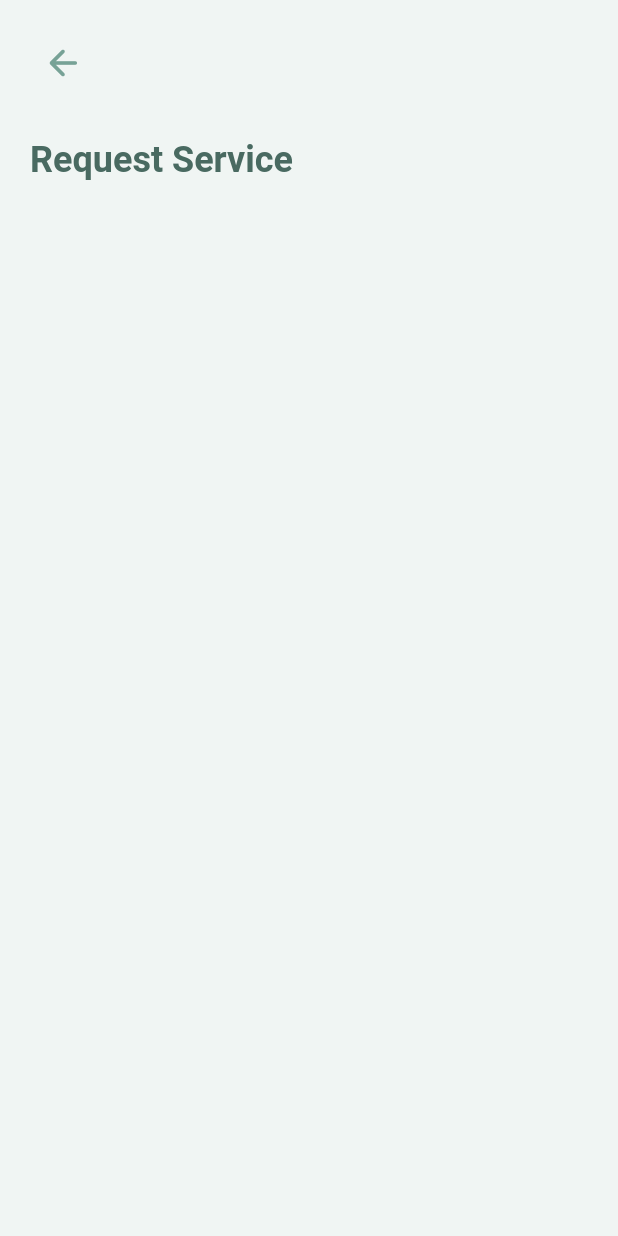
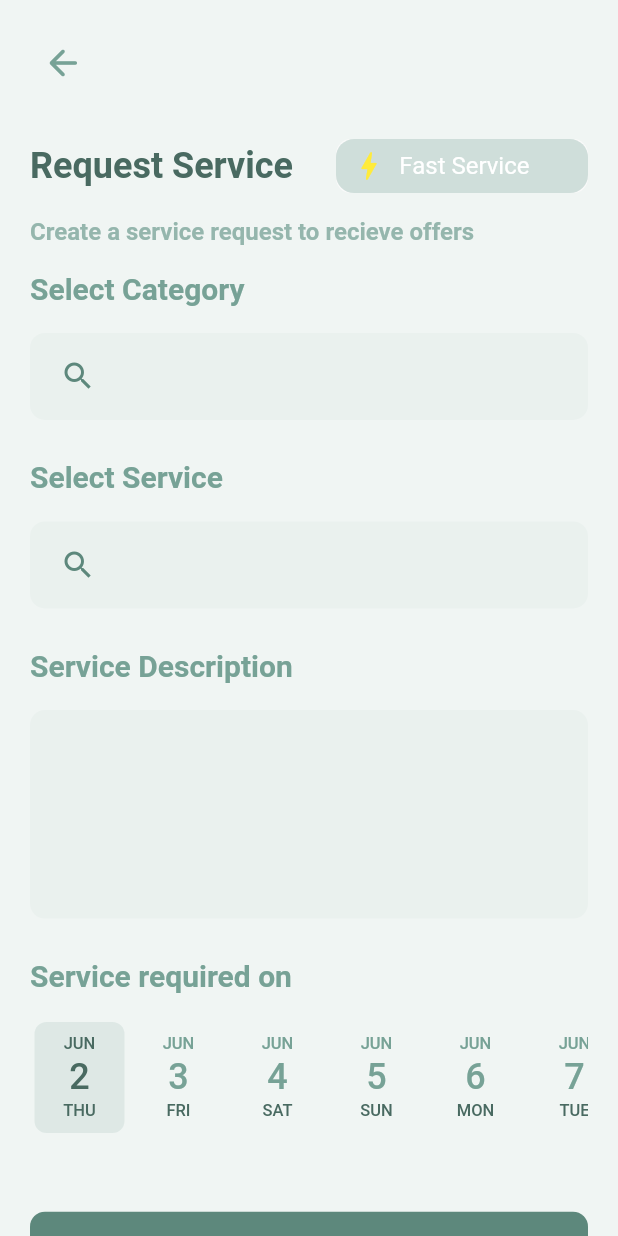
Before and after one commit to Xilla/upputo, a Flutter app: the RequestServiceScreen screen opened by its route, on a phone screen of 412 x 824 dp. Run offline on Flutter 3.47's test engine with Material 2 defaults, Android fonts, the phone set to English and light mode, and no system bars; our stand-ins replace get.

Commit message:
added request service page

```diff
--- /dev/null
+++ b/lib/core/gestures/date_picker_gesture.dart
@@ -0,0 +1,9 @@
+/// Signature for a function that detects when a tap is occurred.
+///
+/// Used by [DatePickerTimeline] for tap detection.
+typedef DateSelectionCallback = void Function(DateTime selectedDate);
+
+/// Signature for a function that is called when selected date is changed
+///
+/// Used by [DatePickerTimeline] for tap detection.
+typedef DateChangeListener = void Function(DateTime selectedDate);
--- a/lib/core/values/colors.dart
+++ b/lib/core/values/colors.dart
@@ -21,4 +21,11 @@ class AppColors {
   static const Map<int, Color> compliment = <int, Color>{
     300: Color(0xFFB6959E)
   };
+
+  // date colors
+  static const Color defaultDateColor = Color(0xFF77a296);
+  static const Color defaultDayColor = Color(0xFF496a61);
+  static const Color defaultMonthColor = Color(0xFF77a296);
+  static const Color defaultSelectionColor = Color(0xFF344c45);
+  static const Color defaultDeactivatedColor = Color(0xFF666666);
 }
--- a/lib/core/values/dimensions.dart
+++ b/lib/core/values/dimensions.dart
@@ -5,4 +5,9 @@ class Dimensions {
   static const double verticalPadding = 20.0;
   static const double screenPadding = 20.0;
   static const double defaultFontSize = 18.0;
+
+  // date
+  static const double dateTextSize = 24;
+  static const double dayTextSize = 11;
+  static const double monthTextSize = 11;
 }
--- /dev/null
+++ b/lib/core/values/styles.dart
@@ -0,0 +1,21 @@
+import 'package:flutter/material.dart';
+import 'package:upputo/core/values/colors.dart';
+import 'package:upputo/core/values/dimensions.dart';
+
+const TextStyle defaultMonthTextStyle = TextStyle(
+  color: AppColors.defaultMonthColor,
+  fontSize: Dimensions.monthTextSize,
+  fontWeight: FontWeight.w500,
+);
+
+const TextStyle defaultDateTextStyle = TextStyle(
+  color: AppColors.defaultDateColor,
+  fontSize: Dimensions.dateTextSize,
+  fontWeight: FontWeight.w500,
+);
+
+const TextStyle defaultDayTextStyle = TextStyle(
+  color: AppColors.defaultDayColor,
+  fontSize: Dimensions.dayTextSize,
+  fontWeight: FontWeight.w500,
+);
--- /dev/null
+++ b/lib/global_widgets/input/date_picker_timeline.dart
@@ -0,0 +1,3 @@
+library date_picker_timeline;
+
+export 'date_picker_widget.dart';
--- /dev/null
+++ b/lib/global_widgets/input/date_picker_widget.dart
@@ -0,0 +1,292 @@
+import 'package:flutter/material.dart';
+import 'package:intl/date_symbol_data_local.dart';
+import 'package:upputo/core/gestures/date_picker_gesture.dart';
+import 'package:upputo/core/values/colors.dart';
+import 'package:upputo/core/values/styles.dart';
+import 'package:upputo/global_widgets/input/date_widget.dart';
+
+class DatePicker extends StatefulWidget {
+  /// Start Date in case user wants to show past dates
+  /// If not provided calendar will start from the initialSelectedDate
+  final DateTime startDate;
+
+  /// Width of the selector
+  final double width;
+
+  /// Height of the selector
+  final double height;
+
+  /// DatePicker Controller
+  final DatePickerController? controller;
+
+  /// Text color for the selected Date
+  Color? selectedTextColor = AppColors.primary[600]!;
+
+  /// Background color for the selector
+  final Color selectionColor;
+
+  /// Text Color for the deactivated dates
+  final Color deactivatedColor;
+
+  /// TextStyle for Month Value
+  final TextStyle monthTextStyle;
+
+  /// TextStyle for day Value
+  final TextStyle dayTextStyle;
+
+  /// TextStyle for the date Value
+  final TextStyle dateTextStyle;
+
+  /// Current Selected Date
+  final DateTime? /*?*/ initialSelectedDate;
+
+  /// Contains the list of inactive dates.
+  /// All the dates defined in this List will be deactivated
+  final List<DateTime>? inactiveDates;
+
+  /// Contains the list of active dates.
+  /// Only the dates in this list will be activated.
+  final List<DateTime>? activeDates;
+
+  /// Callback function for when a different date is selected
+  final DateChangeListener? onDateChange;
+
+  /// Max limit up to which the dates are shown.
+  /// Days are counted from the startDate
+  final int daysCount;
+
+  /// Locale for the calendar default: en_us
+  final String locale;
+
+  DatePicker(
+    this.startDate, {
+    Key? key,
+    this.width = 60,
+    this.height = 80,
+    this.controller,
+    this.monthTextStyle = defaultMonthTextStyle,
+    this.dayTextStyle = defaultDayTextStyle,
+    this.dateTextStyle = defaultDateTextStyle,
+    this.selectedTextColor,
+    this.selectionColor = AppColors.defaultSelectionColor,
+    this.deactivatedColor = AppColors.defaultDeactivatedColor,
+    this.initialSelectedDate,
+    this.activeDates,
+    this.inactiveDates,
+    this.daysCount = 500,
+    this.onDateChange,
+    this.locale = "en_US",
+  }) : assert(
+            activeDates == null || inactiveDates == null,
+            "Can't "
+            "provide both activated and deactivated dates List at the same time.");
+
+  @override
+  State<StatefulWidget> createState() => _DatePickerState();
+}
+
+class _DatePickerState extends State<DatePicker> {
+  DateTime? _currentDate;
+
+  final ScrollController _controller = ScrollController();
+
+  late final TextStyle selectedDateStyle;
+  late final TextStyle selectedMonthStyle;
+  late final TextStyle selectedDayStyle;
+
+  late final TextStyle deactivatedDateStyle;
+  late final TextStyle deactivatedMonthStyle;
+  late final TextStyle deactivatedDayStyle;
+
+  @override
+  void initState() {
+    // Init the calendar locale
+    initializeDateFormatting(widget.locale, null);
+    // Set initial Values
+    _currentDate = widget.initialSelectedDate;
+
+    if (widget.controller != null) {
+      widget.controller!.setDatePickerState(this);
+    }
+
+    selectedDateStyle =
+        widget.dateTextStyle.copyWith(color: widget.selectedTextColor);
+    selectedMonthStyle =
+        widget.monthTextStyle.copyWith(color: widget.selectedTextColor);
+    selectedDayStyle =
+        widget.dayTextStyle.copyWith(color: widget.selectedTextColor);
+
+    deactivatedDateStyle =
+        widget.dateTextStyle.copyWith(color: widget.deactivatedColor);
+    deactivatedMonthStyle =
+        widget.monthTextStyle.copyWith(color: widget.deactivatedColor);
+    deactivatedDayStyle =
+        widget.dayTextStyle.copyWith(color: widget.deactivatedColor);
+
+    super.initState();
+  }
+
+  @override
+  Widget build(BuildContext context) {
+    return SizedBox(
+      height: widget.height,
+      child: ListView.builder(
+        itemCount: widget.daysCount,
+        scrollDirection: Axis.horizontal,
+        controller: _controller,
+        itemBuilder: (context, index) {
+          // get the date object based on the index position
+          // if widget.startDate is null then use the initialDateValue
+          DateTime date;
+          DateTime _date = widget.startDate.add(Duration(days: index));
+          date = DateTime(_date.year, _date.month, _date.day);
+
+          bool isDeactivated = false;
+
+          // check if this date needs to be deactivated for only DeactivatedDates
+          if (widget.inactiveDates != null) {
+//            print("Inside Inactive dates.");
+            for (DateTime inactiveDate in widget.inactiveDates!) {
+              if (_compareDate(date, inactiveDate)) {
+                isDeactivated = true;
+                break;
+              }
+            }
+          }
+
+          // check if this date needs to be deactivated for only ActivatedDates
+          if (widget.activeDates != null) {
+            isDeactivated = true;
+            for (DateTime activateDate in widget.activeDates!) {
+              // Compare the date if it is in the
+              if (_compareDate(date, activateDate)) {
+                isDeactivated = false;
+                break;
+              }
+            }
+          }
+
+          // Check if this date is the one that is currently selected
+          bool isSelected =
+              _currentDate != null ? _compareDate(date, _currentDate!) : false;
+
+          // Return the Date Widget
+          return DateWidget(
+            date: date,
+            monthTextStyle: isDeactivated
+                ? deactivatedMonthStyle
+                : isSelected
+                    ? selectedMonthStyle
+                    : widget.monthTextStyle,
+            dateTextStyle: isDeactivated
+                ? deactivatedDateStyle
+                : isSelected
+                    ? selectedDateStyle
+                    : widget.dateTextStyle,
+            dayTextStyle: isDeactivated
+                ? deactivatedDayStyle
+                : isSelected
+                    ? selectedDayStyle
+                    : widget.dayTextStyle,
+            width: widget.width,
+            locale: widget.locale,
+            selectionColor:
+                isSelected ? widget.selectionColor : Colors.transparent,
+            onDateSelected: (selectedDate) {
+              // Don't notify listener if date is deactivated
+              if (isDeactivated) return;
+
+              // A date is selected
+              if (widget.onDateChange != null) {
+                widget.onDateChange!(selectedDate);
+              }
+              setState(() {
+                _currentDate = selectedDate;
+              });
+            },
+          );
+        },
+      ),
+    );
+  }
+
+  /// Helper function to compare two dates
+  /// Returns True if both dates are the same
+  bool _compareDate(DateTime date1, DateTime date2) {
+    return date1.day == date2.day &&
+        date1.month == date2.month &&
+        date1.year == date2.year;
+  }
+}
+
+class DatePickerController {
+  _DatePickerState? _datePickerState;
+
+  void setDatePickerState(_DatePickerState state) {
+    _datePickerState = state;
+  }
+
+  void jumpToSelection() {
+    assert(_datePickerState != null,
+        'DatePickerController is not attached to any DatePicker View.');
+
+    // jump to the current Date
+    _datePickerState!._controller
+        .jumpTo(_calculateDateOffset(_datePickerState!._currentDate!));
+  }
+
+  /// This function will animate the Timeline to the currently selected Date
+  void animateToSelection(
+      {duration = const Duration(milliseconds: 500), curve = Curves.linear}) {
+    assert(_datePickerState != null,
+        'DatePickerController is not attached to any DatePicker View.');
+
+    // animate to the current date
+    _datePickerState!._controller.animateTo(
+        _calculateDateOffset(_datePickerState!._currentDate!),
+        duration: duration,
+        curve: curve);
+  }
+
+  /// This function will animate to any date that is passed as an argument
+  /// In case a date is out of range nothing will happen
+  void animateToDate(DateTime date,
+      {duration = const Duration(milliseconds: 500), curve = Curves.linear}) {
+    assert(_datePickerState != null,
+        'DatePickerController is not attached to any DatePicker View.');
+
+    _datePickerState!._controller.animateTo(_calculateDateOffset(date),
+        duration: duration, curve: curve);
+  }
+
+  /// This function will animate to any date that is passed as an argument
+  /// this will also set that date as the current selected date
+  void setDateAndAnimate(DateTime date,
+      {duration = const Duration(milliseconds: 500), curve = Curves.linear}) {
+    assert(_datePickerState != null,
+        'DatePickerController is not attached to any DatePicker View.');
+
+    _datePickerState!._controller.animateTo(_calculateDateOffset(date),
+        duration: duration, curve: curve);
+
+    if (date.compareTo(_datePickerState!.widget.startDate) >= 0 &&
+        date.compareTo(_datePickerState!.widget.startDate
+                .add(Duration(days: _datePickerState!.widget.daysCount))) <=
+            0) {
+      // date is in the range
+      _datePickerState!._currentDate = date;
+    }
+  }
+
+  /// Calculate the number of pixels that needs to be scrolled to go to the
+  /// date provided in the argument
+  double _calculateDateOffset(DateTime date) {
+    final startDate = DateTime(
+        _datePickerState!.widget.startDate.year,
+        _datePickerState!.widget.startDate.month,
+        _datePickerState!.widget.startDate.day);
+
+    int offset = date.difference(startDate).inDays;
+    return (offset * _datePickerState!.widget.width) + (offset * 6);
+  }
+}
--- /dev/null
+++ b/lib/global_widgets/input/date_widget.dart
@@ -0,0 +1,65 @@
+import 'package:flutter/material.dart';
+import 'package:intl/intl.dart';
+import 'package:upputo/core/gestures/date_picker_gesture.dart';
+
+class DateWidget extends StatelessWidget {
+  final double? width;
+  final DateTime date;
+  final TextStyle? monthTextStyle, dayTextStyle, dateTextStyle;
+  final Color selectionColor;
+  final DateSelectionCallback? onDateSelected;
+  final String? locale;
+
+  DateWidget({
+    required this.date,
+    required this.monthTextStyle,
+    required this.dayTextStyle,
+    required this.dateTextStyle,
+    required this.selectionColor,
+    this.width,
+    this.onDateSelected,
+    this.locale,
+  });
+
+  @override
+  Widget build(BuildContext context) {
+    return InkWell(
+      child: Container(
+        width: width,
+        margin: const EdgeInsets.all(3.0),
+        decoration: BoxDecoration(
+          borderRadius: const BorderRadius.all(Radius.circular(8.0)),
+          color: selectionColor,
+        ),
+        child: Padding(
+          padding: const EdgeInsets.all(8),
+          child: Column(
+            mainAxisAlignment: MainAxisAlignment.spaceBetween,
+            crossAxisAlignment: CrossAxisAlignment.center,
+            children: <Widget>[
+              Text(
+                  new DateFormat("MMM", locale)
+                      .format(date)
+                      .toUpperCase(), // Month
+                  style: monthTextStyle),
+              Text(date.day.toString(), // Date
+                  style: dateTextStyle),
+              Text(
+                  new DateFormat("E", locale)
+                      .format(date)
+                      .toUpperCase(), // WeekDay
+                  style: dayTextStyle)
+            ],
+          ),
+        ),
+      ),
+      onTap: () {
+        // Check if onDateSelected is not null
+        if (onDateSelected != null) {
+          // Call the onDateSelected Function
+          onDateSelected!(this.date);
+        }
+      },
+    );
+  }
+}
--- /dev/null
+++ b/lib/global_widgets/input/normal_button.dart
@@ -0,0 +1,79 @@
+import 'package:flutter/material.dart';
+import 'package:upputo/core/values/colors.dart';
+import 'package:upputo/global_widgets/text/sub_text.dart';
+
+// ignore: must_be_immutable
+class NormalButton extends StatelessWidget {
+  double? width;
+  final String text;
+  final VoidCallback? onPress;
+  final Color? color;
+  bool? isCustom;
+  bool? isClickable;
+
+  NormalButton(
+      {Key? key,
+      this.isCustom = false,
+      this.isClickable = true,
+      this.width,
+      required this.text,
+      this.color,
+      this.onPress})
+      : super(key: key);
+
+  @override
+  Widget build(BuildContext context) {
+    return Material(
+      borderRadius: BorderRadius.circular(10),
+      color: isCustom == true
+          ? AppColors.primary[50]
+          : isClickable == true
+              ? AppColors.primary[500]
+              : Colors.grey.withOpacity(0.7),
+      child: InkWell(
+        borderRadius: BorderRadius.circular(10),
+        onTap: onPress,
+        child: Container(
+          width: width,
+          height: 60,
+          decoration: BoxDecoration(
+            borderRadius: BorderRadius.circular(10),
+            border: isCustom == true
+                ? Border.all(color: AppColors.primary[500]!)
+                : null,
+          ),
+          // color: isCustom == true
+          //     ? AppColors.notWhite[100]
+          //     : AppColors.primary[500]),
+          child: Row(
+            mainAxisAlignment: isCustom == true
+                ? MainAxisAlignment.center
+                : MainAxisAlignment.center,
+            children: [
+              isCustom == true
+                  ? Container(
+                      margin: const EdgeInsets.only(left: 20, right: 10),
+                      child: Image.asset(
+                        "assets/icons/google-color.png",
+                        height: 22,
+                      ),
+                    )
+                  : Container(),
+              Container(
+                margin: const EdgeInsets.only(left: 10, right: 20),
+                child: Text(
+                  text,
+                  style: const TextStyle(
+                    color: Colors.white,
+                    fontSize: 18,
+                    fontWeight: FontWeight.bold,
+                  ),
+                ),
+              ),
+            ],
+          ),
+        ),
+      ),
+    );
+  }
+}
--- a/lib/global_widgets/input/textfield.dart
+++ b/lib/global_widgets/input/textfield.dart
@@ -37,6 +37,9 @@ class TextFieldInput extends StatelessWidget {
         minLines: minLines,
         maxLines: null,
         cursorColor: AppColors.primary[500],
+        decoration: const InputDecoration(
+          border: InputBorder.none,
+        ),
         style: TextStyle(
             color: AppColors.primary[700],
             fontSize: Dimensions.defaultFontSize,
--- a/lib/modules/request_service/controller.dart
+++ b/lib/modules/request_service/controller.dart
@@ -1,6 +1,11 @@
 import 'package:get/get.dart';
+import 'package:upputo/global_widgets/input/date_picker_widget.dart';
 
 class RequestServiceController extends GetxController {
+  DatePickerController controller = DatePickerController();
+
+  DateTime selectedValue = DateTime.now();
+
   @override
   void onInit() {
     super.onInit();
--- a/lib/modules/request_service/request_service.dart
+++ b/lib/modules/request_service/request_service.dart
@@ -2,8 +2,15 @@ import 'package:flutter/material.dart';
 import 'package:get/get.dart';
 import 'package:upputo/core/values/colors.dart';
 import 'package:upputo/core/values/dimensions.dart';
+import 'package:upputo/global_widgets/input/date_picker_widget.dart';
+import 'package:upputo/global_widgets/input/input_field.dart';
+import 'package:upputo/global_widgets/input/normal_button.dart';
+import 'package:upputo/global_widgets/input/textfield.dart';
+import 'package:upputo/global_widgets/text/detail_text.dart';
 import 'package:upputo/global_widgets/text/main_text.dart';
+import 'package:upputo/global_widgets/text/sub_text.dart';
 import 'package:upputo/modules/request_service/controller.dart';
+import 'package:upputo/modules/service_details/local_widgets/filter_button.dart';
 
 class RequestServiceScreen extends GetView<RequestServiceController> {
   const RequestServiceScreen({Key? key}) : super(key: key);
@@ -44,10 +51,83 @@ class RequestServiceScreen extends GetView<RequestServiceController> {
                 SizedBox(
                   height: screenHeight * 0.03,
                 ),
-                MainText(text: 'Request Service'),
+                Row(
+                  mainAxisAlignment: MainAxisAlignment.spaceBetween,
+                  children: [
+                    MainText(text: 'Request Service'),
+                    FilterButton(
+                      label: 'Fast Service',
+                      icon: const Icon(
+                        Icons.bolt,
+                        color: Colors.yellow,
+                      ),
+                      onPressed: () {},
+                    ),
+                  ],
+                ),
                 SizedBox(
-                  height: screenHeight * 0.03,
+                  height: screenHeight * 0.02,
                 ),
+                DetailText(text: 'Create a service request to recieve offers'),
+                SizedBox(
+                  height: screenHeight * 0.02,
+                ),
+                SubText(text: 'Select Category'),
+                SizedBox(
+                  height: screenHeight * 0.01,
+                ),
+                InputField(
+                  icon: Icons.search_outlined,
+                  hintText: '',
+                ),
+                SizedBox(
+                  height: screenHeight * 0.02,
+                ),
+                SubText(text: 'Select Service'),
+                SizedBox(
+                  height: screenHeight * 0.01,
+                ),
+                InputField(
+                  icon: Icons.search_outlined,
+                  hintText: '',
+                ),
+                SizedBox(
+                  height: screenHeight * 0.02,
+                ),
+                SubText(text: 'Service Description'),
+                SizedBox(
+                  height: screenHeight * 0.01,
+                ),
+                TextFieldInput(
+                  action: TextInputAction.done,
+                ),
+                SizedBox(
+                  height: screenHeight * 0.02,
+                ),
+                SubText(text: 'Service required on'),
+                SizedBox(
+                  height: screenHeight * 0.02,
+                ),
+                DatePicker(
+                  DateTime.now(),
+                  width: 60,
+                  height: 80,
+                  controller: controller.controller,
+                  initialSelectedDate: DateTime.now(),
+                  selectionColor: AppColors.primary[100]!.withOpacity(0.6),
+                  selectedTextColor: AppColors.primary[600]!,
+                  onDateChange: (date) {
+                    controller.selectedValue = date;
+                  },
+                ),
+                SizedBox(
+                  height: screenHeight * 0.06,
+                ),
+                NormalButton(
+                  text: 'Create Request',
+                  color: Colors.white,
+                  isClickable: true,
+                )
               ],
             ),
           ),
--- a/lib/modules/service_provider_details/service_provider_details.dart
+++ b/lib/modules/service_provider_details/service_provider_details.dart
@@ -6,7 +6,6 @@ import 'package:upputo/global_widgets/cards/review_card.dart';
 import 'package:upputo/global_widgets/output/rating_stars.dart';
 import 'package:upputo/global_widgets/text/detail_text.dart';
 import 'package:upputo/global_widgets/text/sub_text.dart';
-import 'package:upputo/modules/home/controller.dart';
 import 'package:upputo/modules/service_details/local_widgets/filter_button.dart';
 import 'package:upputo/modules/service_provider_details/controller.dart';
 import 'package:upputo/modules/service_provider_details/local_widgets/social_card.dart';
--- a/pubspec.yaml
+++ b/pubspec.yaml
@@ -36,6 +36,9 @@ dependencies:
 
   #get x
   get: ^4.6.1
+
+  #
+  intl: ^0.17.0
 
 dev_dependencies:
   flutter_test:
```
Also changed, not shown: pubspec.lock.
